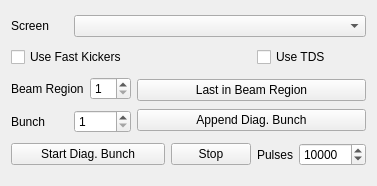
st-walker/esme, file esme/gui/ui/special_bunch_panel.ui: the form before one commit.
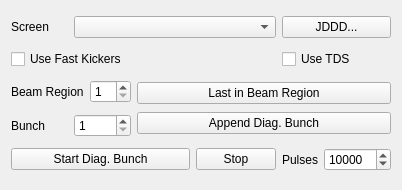
The form after the commit.

```diff
--- a/esme/gui/ui/special_bunch_panel.ui
+++ b/esme/gui/ui/special_bunch_panel.ui
@@ -6,8 +6,8 @@
    <rect>
     <x>0</x>
     <y>0</y>
-    <width>377</width>
-    <height>186</height>
+    <width>402</width>
+    <height>190</height>
    </rect>
   </property>
   <property name="sizePolicy">
@@ -16,68 +16,37 @@
     <verstretch>0</verstretch>
    </sizepolicy>
   </property>
+  <property name="minimumSize">
+   <size>
+    <width>0</width>
+    <height>186</height>
+   </size>
+  </property>
   <property name="maximumSize">
    <size>
     <width>16777215</width>
-    <height>186</height>
+    <height>190</height>
    </size>
   </property>
   <property name="windowTitle">
    <string>Form</string>
   </property>
   <layout class="QGridLayout" name="gridLayout_3">
-   <item row="0" column="1" colspan="4">
+   <item row="2" column="4">
+    <widget class="QCheckBox" name="use_tds_checkbox">
+     <property name="text">
+      <string>Use TDS</string>
+     </property>
+    </widget>
+   </item>
+   <item row="0" column="1" colspan="3">
     <widget class="QComboBox" name="select_screen_combobox">
      <property name="placeholderText">
       <string/>
      </property>
     </widget>
    </item>
-   <item row="1" column="0" colspan="2">
-    <widget class="QCheckBox" name="use_fast_kickers_checkbox">
-     <property name="text">
-      <string>Use Fast Kickers</string>
-     </property>
-    </widget>
-   </item>
-   <item row="1" column="4">
-    <widget class="QCheckBox" name="use_tds_checkbox">
-     <property name="text">
-      <string>Use TDS</string>
-     </property>
-    </widget>
-   </item>
-   <item row="2" column="2" rowspan="2" colspan="3">
-    <layout class="QVBoxLayout" name="verticalLayout">
-     <item>
-      <widget class="QPushButton" name="go_to_last_bunch_in_br_pushbutton">
-       <property name="enabled">
-        <bool>true</bool>
-       </property>
-       <property name="text">
-        <string>Last in Beam Region</string>
-       </property>
-       <property name="autoExclusive">
-        <bool>false</bool>
-       </property>
-      </widget>
-     </item>
-     <item>
-      <widget class="QPushButton" name="go_to_last_laserpulse_pushbutton">
-       <property name="enabled">
-        <bool>true</bool>
-       </property>
-       <property name="text">
-        <string>Append Diag. Bunch</string>
-       </property>
-       <property name="checked">
-        <bool>false</bool>
-       </property>
-      </widget>
-     </item>
-    </layout>
-   </item>
-   <item row="3" column="0" colspan="2">
+   <item row="4" column="0" colspan="2">
     <layout class="QGridLayout" name="gridLayout_2">
      <item row="0" column="0">
       <widget class="QLabel" name="bunch_label">
@@ -98,25 +67,14 @@
      </item>
     </layout>
    </item>
-   <item row="2" column="0" colspan="2">
-    <layout class="QGridLayout" name="gridLayout">
-     <item row="0" column="0">
-      <widget class="QLabel" name="beam_region_label">
-       <property name="text">
-        <string>Beam Region</string>
-       </property>
-      </widget>
-     </item>
-     <item row="0" column="1">
-      <widget class="QSpinBox" name="beamregion_spinbox">
-       <property name="minimum">
-        <number>1</number>
-       </property>
-      </widget>
-     </item>
-    </layout>
+   <item row="5" column="3">
+    <widget class="QPushButton" name="stop_button">
+     <property name="text">
+      <string>Stop</string>
+     </property>
+    </widget>
    </item>
-   <item row="4" column="0" colspan="3">
+   <item row="5" column="0" colspan="3">
     <widget class="QPushButton" name="start_button">
      <property name="toolTip">
       <string>&lt;html&gt;&lt;head/&gt;&lt;body&gt;&lt;p&gt;Start diagnostic bunch optionally with fast kickers and the TDS&lt;/p&gt;&lt;/body&gt;&lt;/html&gt;</string>
@@ -135,7 +93,69 @@
      </property>
     </widget>
    </item>
-   <item row="4" column="4">
+   <item row="0" column="0">
+    <widget class="QLabel" name="screen_label">
+     <property name="text">
+      <string>Screen</string>
+     </property>
+    </widget>
+   </item>
+   <item row="3" column="0" colspan="2">
+    <layout class="QGridLayout" name="gridLayout">
+     <item row="0" column="0">
+      <widget class="QLabel" name="beam_region_label">
+       <property name="text">
+        <string>Beam Region</string>
+       </property>
+      </widget>
+     </item>
+     <item row="0" column="1">
+      <widget class="QSpinBox" name="beamregion_spinbox">
+       <property name="minimum">
+        <number>1</number>
+       </property>
+      </widget>
+     </item>
+    </layout>
+   </item>
+   <item row="3" column="2" rowspan="2" colspan="3">
+    <layout class="QVBoxLayout" name="verticalLayout">
+     <item>
+      <widget class="QPushButton" name="go_to_last_bunch_in_br_pushbutton">
+       <property name="enabled">
+        <bool>true</bool>
+       </property>
+       <property name="text">
+        <string>Last in Beam Region</string>
+       </property>
+       <property name="autoExclusive">
+        <bool>false</bool>
+       </property>
+      </widget>
+     </item>
+     <item>
+      <widget class="QPushButton" name="go_to_last_laserpulse_pushbutton">
+       <property name="enabled">
+        <bool>true</bool>
+       </property>
+       <property name="text">
+        <string>Append Diag. Bunch</string>
+       </property>
+       <property name="checked">
+        <bool>false</bool>
+       </property>
+      </widget>
+     </item>
+    </layout>
+   </item>
+   <item row="2" column="0" colspan="2">
+    <widget class="QCheckBox" name="use_fast_kickers_checkbox">
+     <property name="text">
+      <string>Use Fast Kickers</string>
+     </property>
+    </widget>
+   </item>
+   <item row="5" column="4">
     <layout class="QHBoxLayout" name="horizontalLayout">
      <item>
       <widget class="QLabel" name="npulses_label">
@@ -156,17 +176,10 @@
      </item>
     </layout>
    </item>
-   <item row="0" column="0">
-    <widget class="QLabel" name="screen_label">
+   <item row="0" column="4">
+    <widget class="QPushButton" name="jddd_screen_gui_button">
      <property name="text">
-      <string>Screen</string>
-     </property>
-    </widget>
-   </item>
-   <item row="4" column="3">
-    <widget class="QPushButton" name="stop_button">
-     <property name="text">
-      <string>Stop</string>
+      <string>JDDD...</string>
      </property>
     </widget>
    </item>
```
